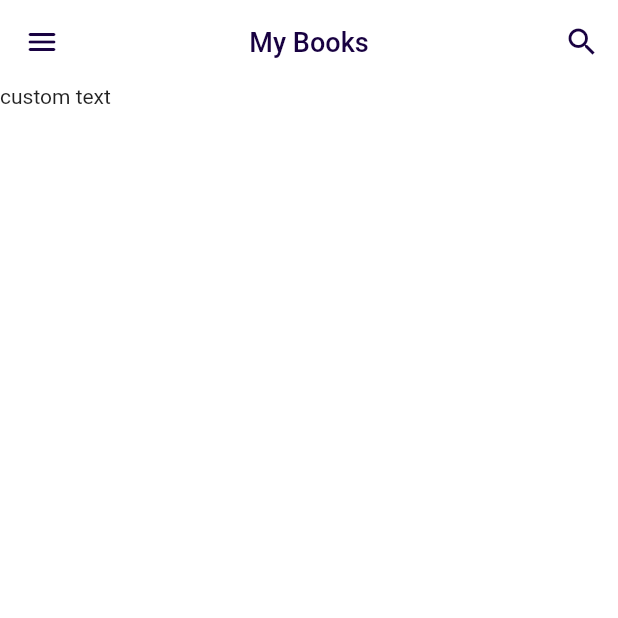
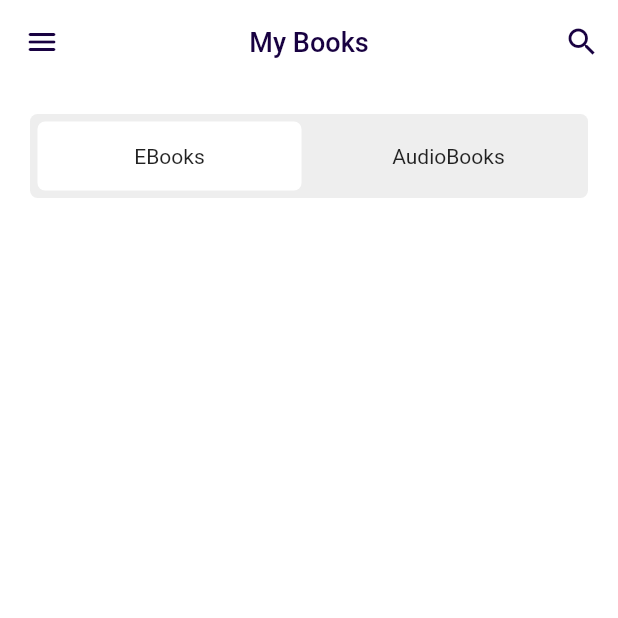
Before and after one commit to Danushan99/Book_app_ui, a Flutter app: the screen it shows after launch, on a phone screen of 412 x 824 dp, the top half of it. Run offline on Flutter 3.47's test engine with Material 2 defaults, Android fonts, the phone set to English and light mode, and no system bars.

Commit message:
today end

```diff
--- a/lib/main.dart
+++ b/lib/main.dart
@@ -13,7 +13,7 @@ class MyApp extends StatelessWidget {
   @override
   Widget build(BuildContext context) {
     SystemChrome.setSystemUIOverlayStyle(
-      SystemUiOverlayStyle(statusBarColor: Colors.transparent),
+      const SystemUiOverlayStyle(statusBarColor: Colors.transparent),
     );
     return MaterialApp(
       debugShowCheckedModeBanner: false,
--- a/lib/pages/home/home.dart
+++ b/lib/pages/home/home.dart
@@ -23,7 +23,7 @@ class _HomePageState extends State<HomePage> {
             setState(() {
               tabIndex = index;
             });
-            pagecontroller.jumpToPage(index);
+            // pagecontroller.jumpToPage(index);
           }),
         ],
       ),
@@ -44,7 +44,7 @@ class _HomePageState extends State<HomePage> {
       actions: [
         IconButton(
           onPressed: () {},
-          icon: Icon(Icons.search_outlined),
+          icon: const Icon(Icons.search_outlined),
           color: nfont,
         )
       ],
--- a/lib/pages/home/widget/coustom_tab.dart
+++ b/lib/pages/home/widget/coustom_tab.dart
@@ -4,12 +4,38 @@ class CoustomTab extends StatelessWidget {
   final int selected;
   final Function callback;
 
-  const CoustomTab(this.selected, this.callback, {Key? key}) : super(key: key);
+  CoustomTab(this.selected, this.callback, {Key? key}) : super(key: key);
+  final tabs = ['EBooks', 'AudioBooks'];
 
   @override
   Widget build(BuildContext context) {
+    final width = MediaQuery.of(context).size.width;
     return Container(
-      child: Text("custom text"),
+      margin: const EdgeInsets.all(20),
+      decoration: BoxDecoration(
+          color: Colors.grey[200], borderRadius: BorderRadius.circular(5)),
+      width: width,
+      height: 56,
+      child: ListView.separated(
+          padding: const EdgeInsets.symmetric(horizontal: 5),
+          scrollDirection: Axis.horizontal,
+          itemBuilder: (_, index) => GestureDetector(
+                onTap: () => callback(index),
+                child: Container(
+                  decoration: BoxDecoration(
+                    color: selected == index ? Colors.white : Colors.grey[200],
+                    borderRadius: BorderRadius.circular(5),
+                  ),
+                  margin: const EdgeInsets.symmetric(vertical: 5),
+                  alignment: Alignment.center,
+                  width: (width - 40) / 2 - 10,
+                  child: Text(tabs[index]),
+                ),
+              ),
+          separatorBuilder: (_, index) => const SizedBox(
+                width: 10,
+              ),
+          itemCount: tabs.length),
     );
   }
 }
```
